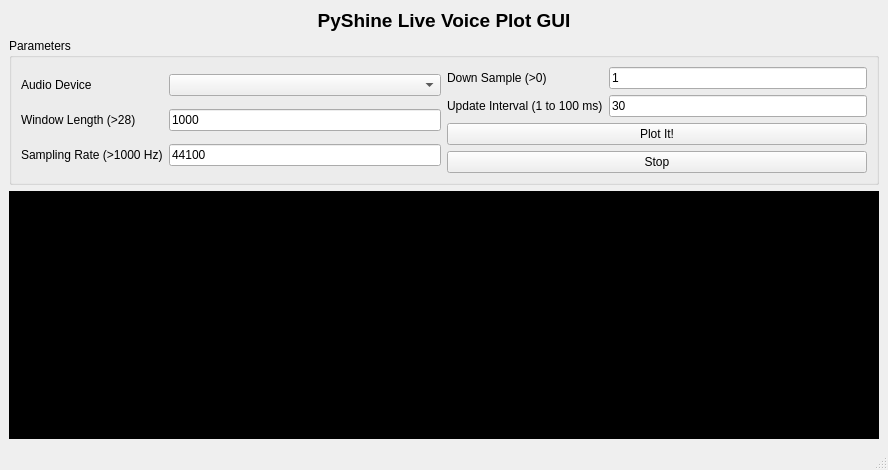
Before: the Qt Designer form main.ui in bytesapart/podaudrec, drawn with Qt 5.
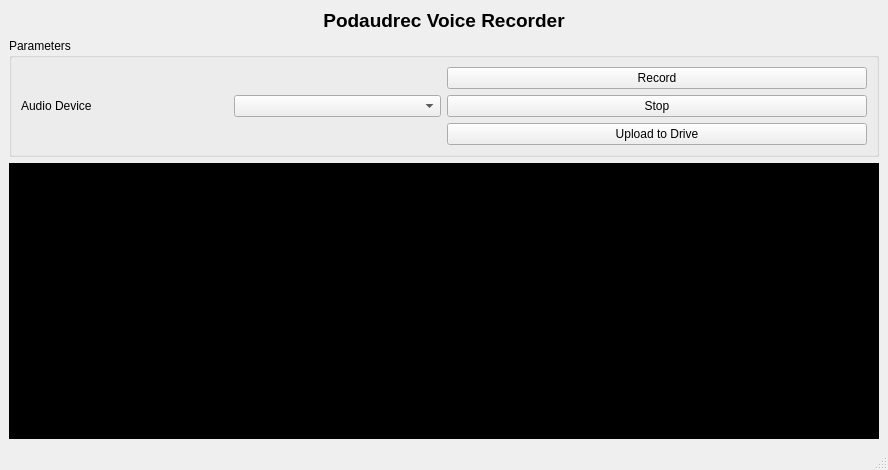
After: the same form once the commit is applied.

Commit message: Add uploading to drive capabilities, with caveat. Remove redundant sample rate stuff, reduce channels to Mono, modify UI

```diff
--- a/main.ui
+++ b/main.ui
@@ -25,6 +25,9 @@
                                 <layout class="QGridLayout" name="gridLayout_3">
                                     <item row="0" column="0">
                                         <layout class="QGridLayout" name="gridLayout_2">
+           <item row="0" column="1">
+            <widget class="QComboBox" name="comboBox"/>
+           </item>
                                             <item row="0" column="0">
                                                 <widget class="QLabel" name="label_2">
                                                     <property name="text">
@@ -32,77 +35,17 @@
                                                     </property>
                                                 </widget>
                                             </item>
-                                            <item row="0" column="1">
-                                                <widget class="QComboBox" name="comboBox"/>
-                                            </item>
-                                            <item row="1" column="0">
-                                                <widget class="QLabel" name="label_3">
-                                                    <property name="text">
-                                                        <string>Window Length (&gt;28)</string>
-                                                    </property>
-                                                </widget>
-                                            </item>
-                                            <item row="1" column="1">
-                                                <widget class="QLineEdit" name="lineEdit">
-                                                    <property name="text">
-                                                        <string>1000</string>
-                                                    </property>
-                                                </widget>
-                                            </item>
-                                            <item row="2" column="0">
-                                                <widget class="QLabel" name="label_4">
-                                                    <property name="text">
-                                                        <string>Sampling Rate (&gt;1000 Hz)</string>
-                                                    </property>
-                                                </widget>
-                                            </item>
-                                            <item row="2" column="1">
-                                                <widget class="QLineEdit" name="lineEdit_2">
-                                                    <property name="text">
-                                                        <string>44100</string>
-                                                    </property>
-                                                </widget>
-                                            </item>
                                         </layout>
                                     </item>
                                     <item row="0" column="1">
                                         <layout class="QVBoxLayout" name="verticalLayout">
                                             <item>
-                                                <layout class="QGridLayout" name="gridLayout">
-                                                    <item row="0" column="0">
-                                                        <widget class="QLabel" name="label_5">
-                                                            <property name="text">
-                                                                <string>Down Sample (&gt;0)</string>
-                                                            </property>
-                                                        </widget>
-                                                    </item>
-                                                    <item row="0" column="1">
-                                                        <widget class="QLineEdit" name="lineEdit_3">
-                                                            <property name="text">
-                                                                <string>1</string>
-                                                            </property>
-                                                        </widget>
-                                                    </item>
-                                                    <item row="1" column="0">
-                                                        <widget class="QLabel" name="label_6">
-                                                            <property name="text">
-                                                                <string>Update Interval (1 to 100 ms)</string>
-                                                            </property>
-                                                        </widget>
-                                                    </item>
-                                                    <item row="1" column="1">
-                                                        <widget class="QLineEdit" name="lineEdit_4">
-                                                            <property name="text">
-                                                                <string>30</string>
-                                                            </property>
-                                                        </widget>
-                                                    </item>
-                                                </layout>
+            <layout class="QGridLayout" name="gridLayout"/>
                                             </item>
                                             <item>
                                                 <widget class="QPushButton" name="pushButton">
                                                     <property name="text">
-                                                        <string>Plot It!</string>
+              <string>Record</string>
                                                     </property>
                                                 </widget>
                                             </item>
@@ -113,6 +56,13 @@
                                                     </property>
                                                 </widget>
                                             </item>
+           <item>
+            <widget class="QPushButton" name="pushButton_3">
+             <property name="text">
+              <string>Upload to Drive</string>
+             </property>
+            </widget>
+           </item>
                                         </layout>
                                     </item>
                                 </layout>
@@ -128,7 +78,7 @@
                         <item row="0" column="1">
                             <widget class="QLabel" name="label">
                                 <property name="text">
-                                    <string>&lt;html&gt;&lt;head/&gt;&lt;body&gt;&lt;p&gt;&lt;span style=&quot; font-size:14pt; font-weight:600;&quot;&gt;PyShine Live Voice Plot GUI&lt;/span&gt;&lt;/p&gt;&lt;/body&gt;&lt;/html&gt;</string>
+         <string>&lt;html&gt;&lt;head/&gt;&lt;body&gt;&lt;p&gt;&lt;span style=&quot; font-size:14pt; font-weight:600;&quot;&gt;Podaudrec Voice Recorder&lt;/span&gt;&lt;/p&gt;&lt;/body&gt;&lt;/html&gt;</string>
                                 </property>
                                 <property name="alignment">
                                     <set>Qt::AlignCenter</set>
```
Lines whose indentation alone changed are shown as unchanged. The commit also changes 1 other file.
